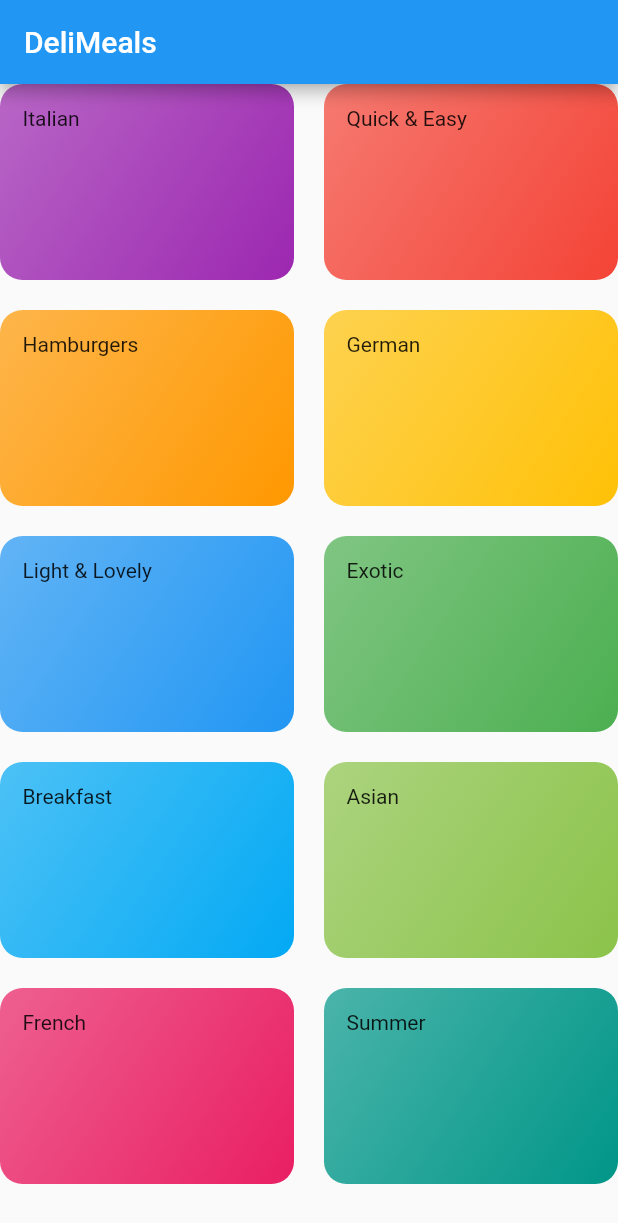
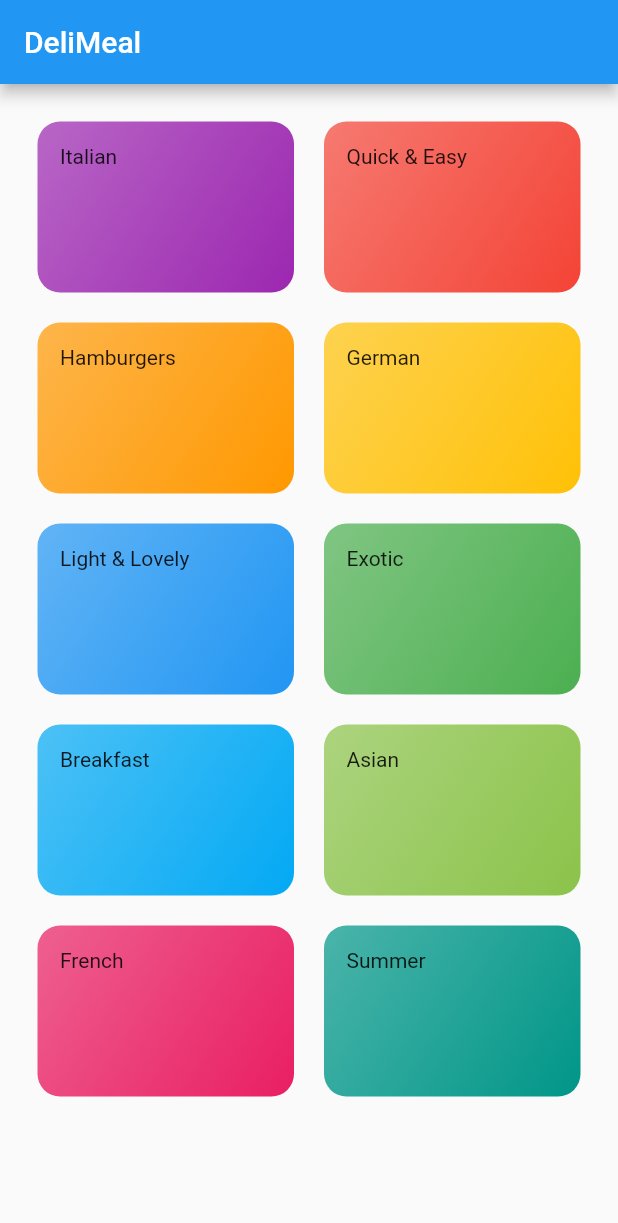
Before and after one commit to okradze/meals-app, a Flutter app: the screen it shows after launch, on a phone screen of 412 x 824 dp. Shown: the top 1223 px of the screen. Run offline on Flutter 3.47's test engine with Material 2 defaults, Android fonts, the phone set to English and light mode, and no system bars.

Commit message:
feat: scaffold in categories screen

```diff
--- a/lib/main.dart
+++ b/lib/main.dart
@@ -14,28 +14,7 @@ class MyApp extends StatelessWidget {
       theme: ThemeData(
         primarySwatch: Colors.blue,
       ),
-      home: MyHomePage(),
+      home: CategoriesScreen(),
     );
   }
 }
-
-class MyHomePage extends StatefulWidget {
-  MyHomePage({Key? key}) : super(key: key);
-
-  @override
-  _MyHomePageState createState() => _MyHomePageState();
-}
-
-class _MyHomePageState extends State<MyHomePage> {
-  @override
-  Widget build(BuildContext context) {
-    return Scaffold(
-      appBar: AppBar(
-        title: Text('DeliMeals'),
-      ),
-      body: Center(
-        child: CategoriesScreen(),
-      ),
-    );
-  }
-}
--- a/lib/screens/categories.dart
+++ b/lib/screens/categories.dart
@@ -1,4 +1,4 @@
-import 'package:flutter/widgets.dart';
+import 'package:flutter/material.dart';
 import 'package:meals_app/dummy_data.dart';
 import 'package:meals_app/widgets/category_item.dart';
 
@@ -7,7 +7,10 @@ class CategoriesScreen extends StatelessWidget {
 
   @override
   Widget build(BuildContext context) {
-    return GridView(
+    return Scaffold(
+      appBar: AppBar(title: const Text('DeliMeal')),
+      body: GridView(
+        padding: const EdgeInsets.all(25),
         gridDelegate: SliverGridDelegateWithMaxCrossAxisExtent(
           maxCrossAxisExtent: 200,
           childAspectRatio: 3 / 2,
@@ -22,6 +25,7 @@ class CategoriesScreen extends StatelessWidget {
               ),
             )
             .toList(),
+      ),
     );
   }
 }
```
Lines whose indentation alone changed are shown as unchanged.
